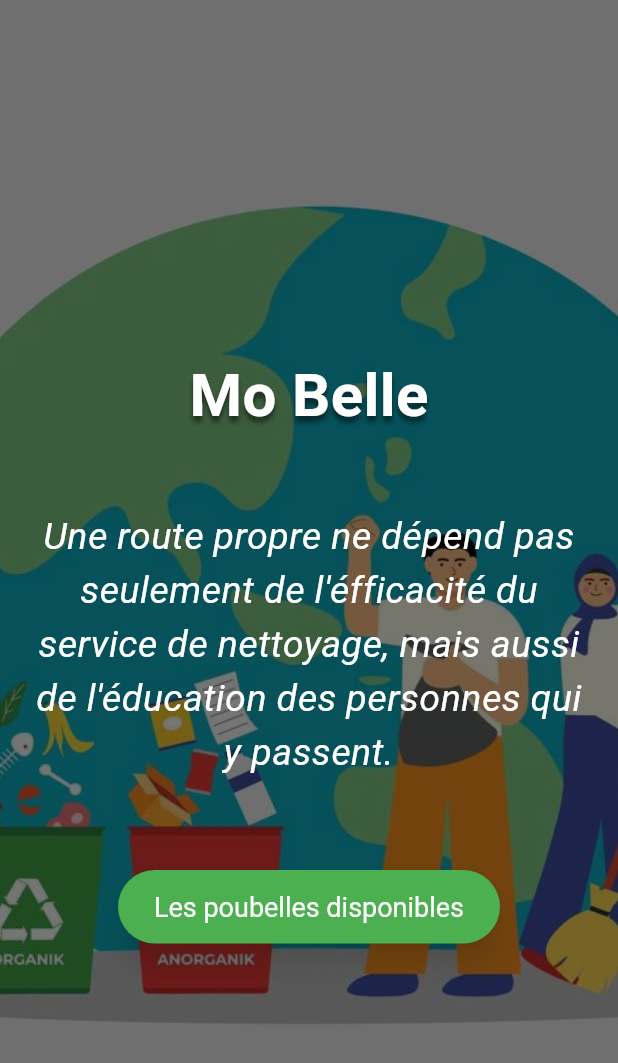
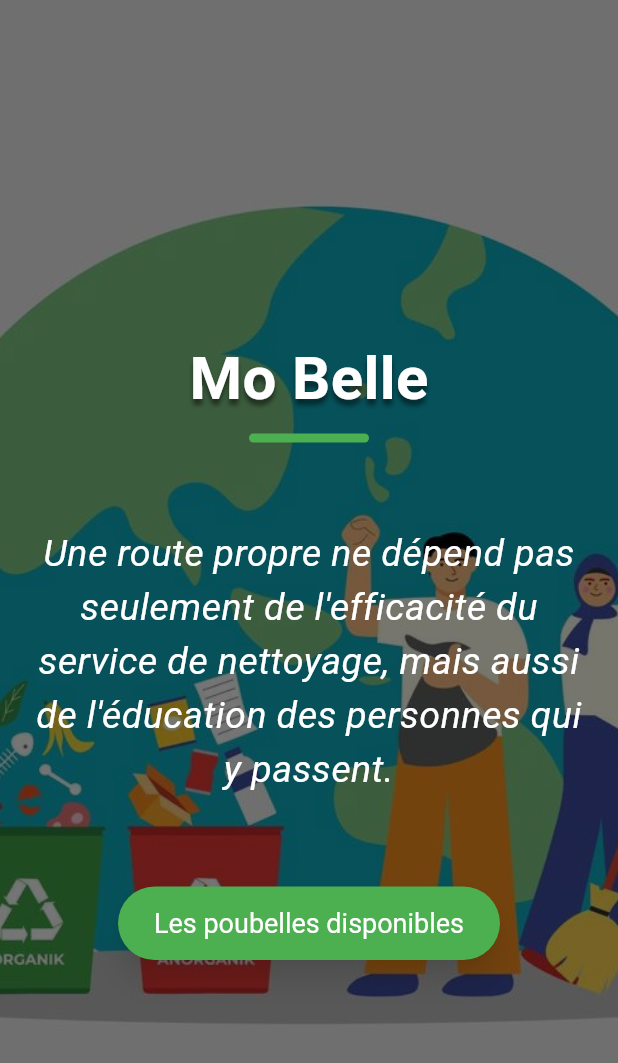
Before and after one commit to Nathan2413/Mobelle, a Flutter app: the screen it shows after launch, on a phone screen of 412 x 824 dp. Shown: the top 1063 px of the screen. Run offline on Flutter 3.47's test engine with Material 3 defaults, Android fonts, the phone set to English and light mode, and no system bars; our stand-ins replace cloud_firestore, file_picker, firebase_core, fl_chart, photo_view; accounts and stored records are empty.

Commit message:
15092024

```diff
--- a/lib/ecran.dart
+++ b/lib/ecran.dart
@@ -10,40 +10,32 @@ class MyApp extends StatelessWidget {
     return MaterialApp(
       title: 'Mo Belle',
       theme: ThemeData(
-        // Thème de votre application
         appBarTheme: AppBarTheme(
-          backgroundColor:
-              const Color.fromARGB(0, 33, 33, 33), // Couleur de l'AppBar
-          elevation: 0, // Supprime l'ombre de l'AppBar
-          iconTheme: IconThemeData(
-              color: Colors.white), // Couleur de l'icône de l'AppBar
+          backgroundColor: const Color.fromARGB(0, 33, 33, 33),
+          elevation: 0,
+          iconTheme: IconThemeData(color: Colors.white),
         ),
         elevatedButtonTheme: ElevatedButtonThemeData(
           style: ButtonStyle(
-            backgroundColor: MaterialStateProperty.all<Color>(
-                Colors.green), // Couleur du bouton
-            foregroundColor: MaterialStateProperty.all<Color>(
-                Colors.white), // Couleur du texte
-            textStyle: MaterialStateProperty.all<TextStyle>(
-                TextStyle(fontSize: 18.0)), // Style du texte
+            backgroundColor: MaterialStateProperty.all<Color>(Colors.green),
+            foregroundColor: MaterialStateProperty.all<Color>(Colors.white),
+            textStyle:
+                MaterialStateProperty.all<TextStyle>(TextStyle(fontSize: 18.0)),
             padding: MaterialStateProperty.all<EdgeInsetsGeometry>(
-              EdgeInsets.symmetric(
-                  vertical: 14.0, horizontal: 24.0), // Marge interne du bouton
+              EdgeInsets.symmetric(vertical: 14.0, horizontal: 24.0),
             ),
             shape: MaterialStateProperty.all<OutlinedBorder>(
               RoundedRectangleBorder(
-                borderRadius:
-                    BorderRadius.circular(50.0), // Bord arrondi du bouton (50%)
+                borderRadius: BorderRadius.circular(50.0),
               ),
             ),
-            shadowColor: MaterialStateProperty.all<Color>(
-                Colors.black.withOpacity(0.5)), // Couleur de l'ombre
-            elevation:
-                MaterialStateProperty.all<double>(8.0), // Élévation du bouton
+            shadowColor:
+                MaterialStateProperty.all<Color>(Colors.black.withOpacity(0.5)),
+            elevation: MaterialStateProperty.all<double>(8.0),
           ),
         ),
       ),
-      home: const MyHomePage(), // Retirez le titre de MyHomePage
+      home: const MyHomePage(),
     );
   }
 }
@@ -65,9 +57,7 @@ class _MyHomePageState extends State<MyHomePage>
     super.initState();
     _controller = AnimationController(
       vsync: this,
-      duration: Duration(
-          milliseconds:
-              1500), // Augmenter la durée à 1500 millisecondes (1.5 secondes)
+      duration: Duration(milliseconds: 1500),
     );
     _animation = Tween<double>(
       begin: 0,
@@ -131,12 +121,29 @@ class _MyHomePageState extends State<MyHomePage>
                               ],
                             ),
                           ),
+                          // Afficher une ligne plus grande et arrondie sur mobile uniquement
+                          if (isMobile)
+                            Container(
+                              width: 80, // Largeur de la ligne
+                              height: 6, // Hauteur de la ligne
+                              margin: EdgeInsets.symmetric(vertical: 8.0),
+                              decoration: BoxDecoration(
+                                color: Colors.green,
+                                borderRadius: BorderRadius.circular(
+                                    8), // Bord arrondi à 10%
+                              ),
+                            ),
+                          // Afficher une ligne arrondie sur le web
                           if ((isMobile || isWeb) && isWeb)
                             Container(
-                              width: 100,
-                              height: 10,
+                              width: 100, // Largeur de la ligne sur le web
+                              height: 10, // Hauteur de la ligne sur le web
                               margin: EdgeInsets.symmetric(vertical: 8.0),
-                              color: Colors.green,
+                              decoration: BoxDecoration(
+                                color: Colors.green,
+                                borderRadius: BorderRadius.circular(
+                                    8), // Bord arrondi à 10%
+                              ),
                             ),
                         ],
                       ),
@@ -152,24 +159,19 @@ class _MyHomePageState extends State<MyHomePage>
                   child: Padding(
                     padding: const EdgeInsets.symmetric(horizontal: 16.0),
                     child: Text(
-                      "Une route propre ne dépend pas seulement de l'éfficacité du service de nettoyage, mais aussi de l'éducation des personnes qui y passent.",
+                      "Une route propre ne dépend pas seulement de l'efficacité du service de nettoyage, mais aussi de l'éducation des personnes qui y passent.",
                       textAlign: TextAlign.center,
-                      style: isMobile
-                          ? TextStyle(
-                              fontSize: 25.0,
-                              color: Colors.white,
-                              fontStyle: FontStyle.italic,
-                            )
-                          : TextStyle(
-                              fontSize: isWeb ? 60.0 : 25.0,
-                              color: Colors.white,
-                            ),
+                      style: TextStyle(
+                        fontSize: isMobile ? 25.0 : (isWeb ? 60.0 : 25.0),
+                        color: Colors.white,
+                        fontStyle: FontStyle.italic, // Texte en italique
+                      ),
                     ),
                   ),
                 ),
               ),
               SizedBox(height: 60.0),
-              if (!isWeb) // Afficher le bouton uniquement si ce n'est pas sur le web
+              if (!isWeb)
                 Opacity(
                   opacity: _animation.value,
                   child: Transform.translate(
--- a/lib/login.dart
+++ b/lib/login.dart
@@ -25,10 +25,13 @@ class _LoginState extends State<Login> with SingleTickerProviderStateMixin {
   late Animation<double> _imageAnimation;
   late Animation<double> _formAnimation;
 
-  final Color _primaryColor = Color(0xFF4CAF50); // Couleur verte principale
+  final Color _primaryColor =
+      Color(0xFF66BB6A); // Vert plus clair pour les éléments principaux
   final Color _accentColor =
-      Color(0xFF2E7D32); // Couleur verte foncée pour les accents
-  final Color _textColor = Colors.grey[800]!; // Couleur du texte en gris foncé
+      Color(0xFF388E3C); // Vert plus foncé pour les accents
+  final Color _textColor = Color(0xFF424242); // Gris foncé pour le texte
+  final Color _borderFocusColor =
+      Color(0xFFBDBDBD); // Gris clair pour les bordures en focus
 
   @override
   void initState() {
@@ -174,7 +177,7 @@ class _LoginState extends State<Login> with SingleTickerProviderStateMixin {
             ),
             onTap: () {
               setState(() {
-                _borderColor = Colors.grey;
+                _borderColor = _borderFocusColor;
               });
             },
             onEditingComplete: () {
@@ -210,7 +213,7 @@ class _LoginState extends State<Login> with SingleTickerProviderStateMixin {
             ),
             onTap: () {
               setState(() {
-                _borderColor = Colors.grey;
+                _borderColor = _borderFocusColor;
               });
             },
             onEditingComplete: () {
--- a/lib/utilisateur/details.dart
+++ b/lib/utilisateur/details.dart
@@ -223,7 +223,7 @@ class _DetailsPageState extends State<DetailsPage> {
               mainAxisAlignment: MainAxisAlignment.center,
               children: [
                 Text(
-                  'Details',
+                  'Détails',
                   style: TextStyle(
                     fontSize: 24,
                     fontWeight: FontWeight.bold,
@@ -547,7 +547,7 @@ class _DetailsPageState extends State<DetailsPage> {
                     ),
                   ),
                   child: Text(
-                    'Voir les Déchets',
+                    'Voir les déchets',
                     style: TextStyle(
                       fontSize: 18,
                       fontWeight: FontWeight.bold,
```
Also changed, not shown: 1 other file.
